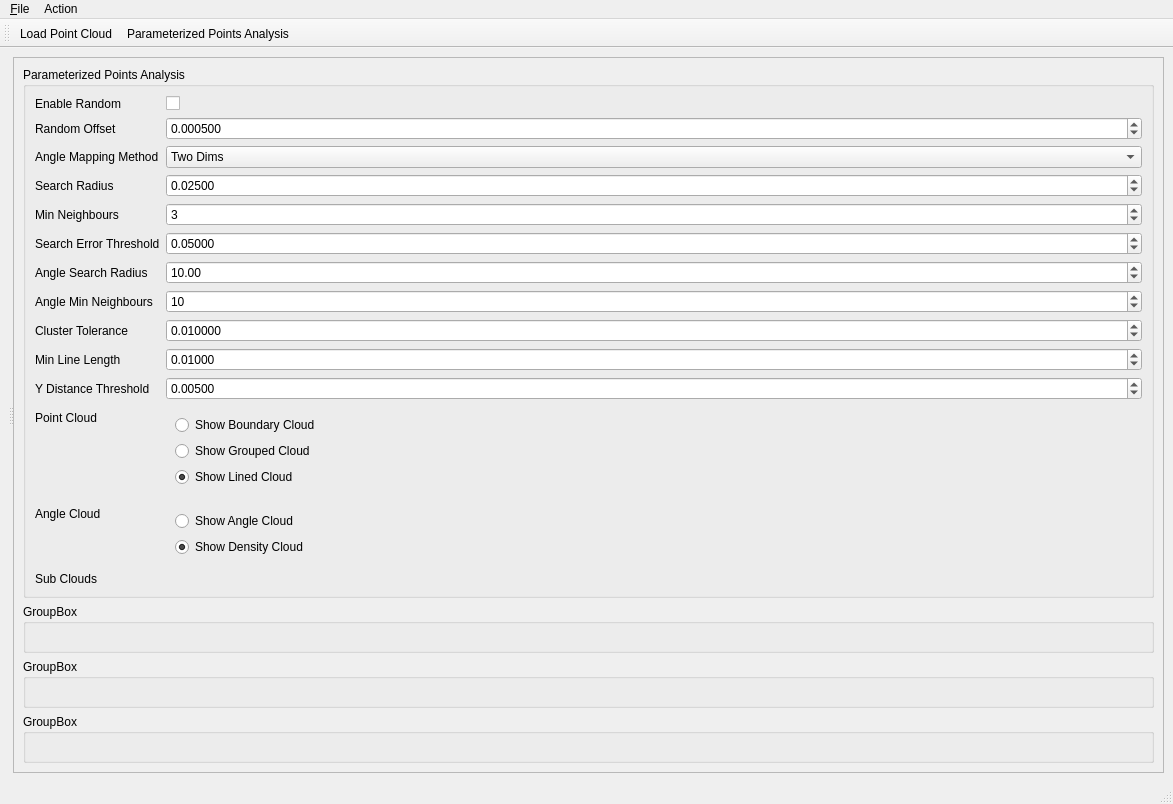
The window that src/ui/ToolWindowLineExtractor.ui (oneminute/RecFLS) describes before a commit, drawn with Qt 5.
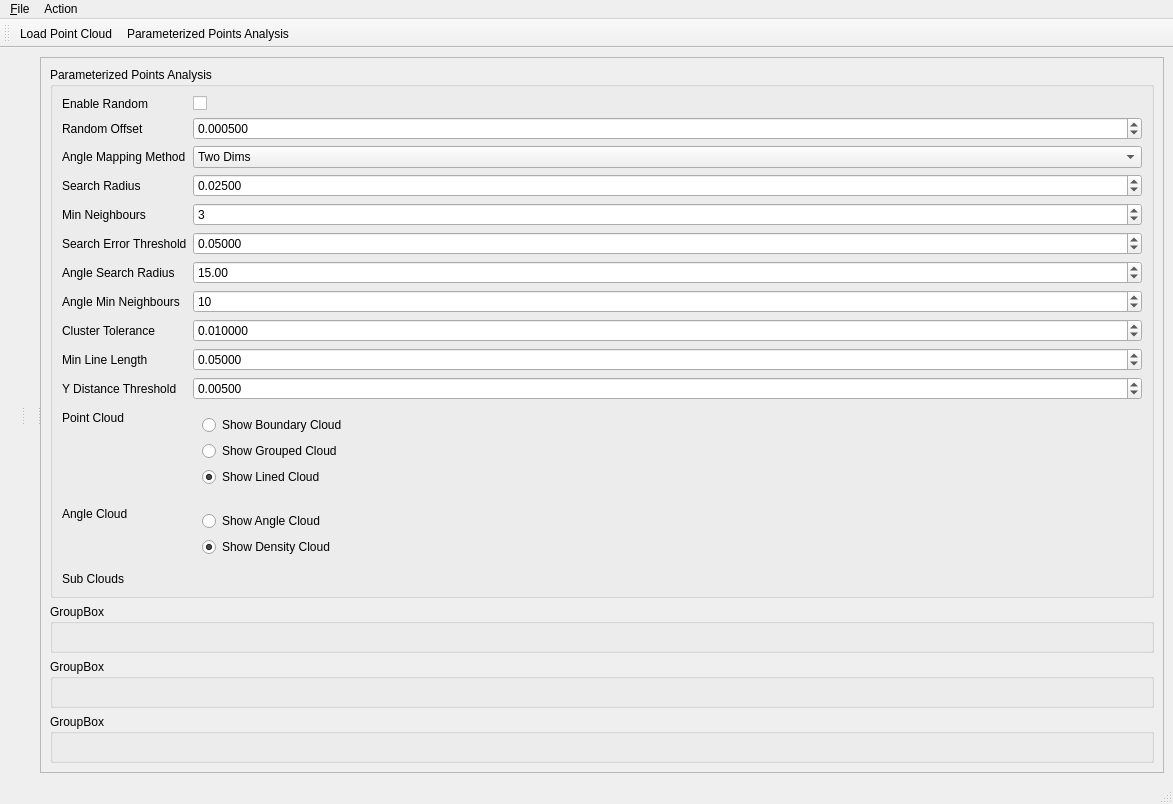
The same window after the commit.

Commit message: 完成了#17 修改了部分默认参数 修正了PI值计算错误

```diff
--- a/src/ui/ToolWindowLineExtractor.ui
+++ b/src/ui/ToolWindowLineExtractor.ui
@@ -24,10 +24,42 @@
        <number>2</number>
       </property>
       <widget class="QWidget" name="containerSecondary" native="true">
-       <layout class="QVBoxLayout" name="layoutSecondary"/>
+       <layout class="QVBoxLayout" name="layoutSecondary">
+        <property name="spacing">
+         <number>2</number>
+        </property>
+        <property name="leftMargin">
+         <number>2</number>
+        </property>
+        <property name="topMargin">
+         <number>2</number>
+        </property>
+        <property name="rightMargin">
+         <number>2</number>
+        </property>
+        <property name="bottomMargin">
+         <number>2</number>
+        </property>
+       </layout>
       </widget>
       <widget class="QWidget" name="containerPointCloud" native="true">
-       <layout class="QHBoxLayout" name="layoutPointCloud"/>
+       <layout class="QHBoxLayout" name="layoutPointCloud">
+        <property name="spacing">
+         <number>2</number>
+        </property>
+        <property name="leftMargin">
+         <number>2</number>
+        </property>
+        <property name="topMargin">
+         <number>2</number>
+        </property>
+        <property name="rightMargin">
+         <number>2</number>
+        </property>
+        <property name="bottomMargin">
+         <number>2</number>
+        </property>
+       </layout>
       </widget>
       <widget class="QScrollArea" name="scrollArea">
        <property name="widgetResizable">
@@ -39,7 +71,7 @@
           <x>0</x>
           <y>0</y>
           <width>1037</width>
-          <height>708</height>
+          <height>717</height>
          </rect>
         </property>
         <layout class="QVBoxLayout" name="verticalLayout_2">
@@ -165,7 +197,7 @@
                <double>360.000000000000000</double>
               </property>
               <property name="value">
-               <double>10.000000000000000</double>
+               <double>15.000000000000000</double>
               </property>
              </widget>
             </item>
@@ -333,7 +365,7 @@
                <double>0.001000000000000</double>
               </property>
               <property name="value">
-               <double>0.010000000000000</double>
+               <double>0.050000000000000</double>
               </property>
              </widget>
             </item>
```
Left out of the diff: 2 changed lines with no effect on the pictures. The commit also changes 2 other files.
